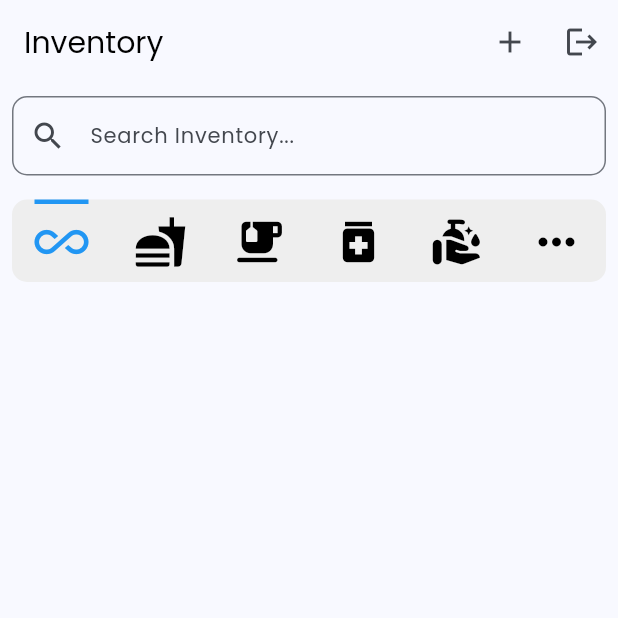
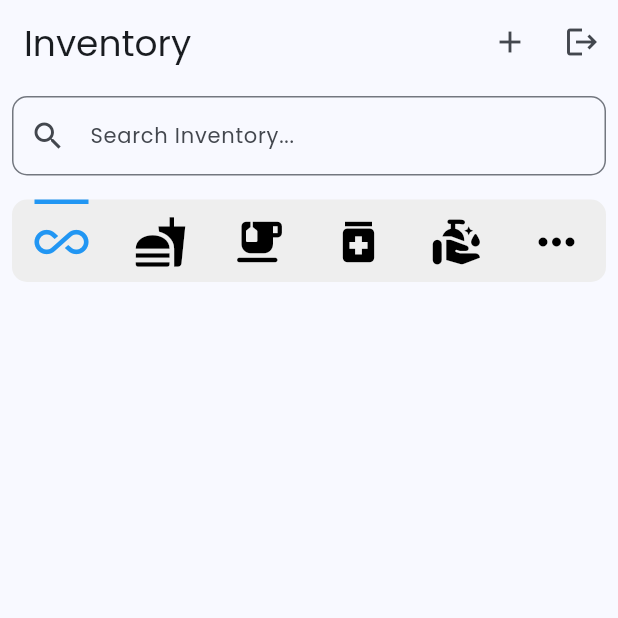
Before and after one commit to BojanaMarojevikj/ExpiRemind, a Flutter app: the screen it shows once a user with an empty profile is signed in, on a phone screen of 412 x 824 dp, the top half of it. Run offline on Flutter 3.47's test engine with Material 3 defaults, Android fonts, the phone set to English and light mode, and no system bars; our stand-ins replace cloud_firestore, envied, firebase_auth, firebase_core, google_fonts; accounts and stored records are empty; generated files the repository leaves out were written again.

Commit message:
font fix

```diff
--- a/lib/main.dart
+++ b/lib/main.dart
@@ -68,7 +68,7 @@ class _MyAppState extends State<MyApp> {
             fontWeight: FontWeight.bold,
           ),
           titleLarge: GoogleFonts.poppins(
-            fontSize: 16,
+            fontSize: 24,
           ),
           bodyMedium: GoogleFonts.poppins(),
           displaySmall: GoogleFonts.poppins(),
--- a/lib/presentation/screens/inventory_screen.dart
+++ b/lib/presentation/screens/inventory_screen.dart
@@ -3,7 +3,6 @@ import 'package:expiremind/domain/models/product.dart';
 import 'package:expiremind/presentation/screens/product_details_screen.dart';
 import 'package:firebase_auth/firebase_auth.dart';
 import 'package:flutter/material.dart';
-import 'package:google_fonts/google_fonts.dart';
 import '../../domain/enums/product_category.dart';
 import '../widgets/add_product_form.dart';
 import '../widgets/category_icon_selector.dart';
@@ -17,6 +16,7 @@ class InventoryScreen extends StatefulWidget {
   @override
   State<InventoryScreen> createState() => _InventoryScreenState();
 }
+
 class _InventoryScreenState extends State<InventoryScreen> {
   final ProductService _productService = ProductService();
 
@@ -56,8 +56,10 @@ class _InventoryScreenState extends State<InventoryScreen> {
   void _filterProducts() {
     setState(() {
       _filteredList = _productList.where((product) {
-        final matchesCategory = _selectedCategory == null || product.category == _selectedCategory;
-        final matchesSearchText = product.name.toLowerCase().contains(_searchText.toLowerCase());
+        final matchesCategory =
+            _selectedCategory == null || product.category == _selectedCategory;
+        final matchesSearchText =
+            product.name.toLowerCase().contains(_searchText.toLowerCase());
         return matchesCategory && matchesSearchText;
       }).toList();
     });
@@ -67,11 +69,7 @@ class _InventoryScreenState extends State<InventoryScreen> {
   Widget build(BuildContext context) {
     return Scaffold(
       appBar: AppBar(
-        title: Text(
-          'Inventory',
-          style: GoogleFonts.poppins(
-              textStyle: const TextStyle(color: Colors.black, fontSize: 20.0)),
-        ),
+        title: const Text('Inventory'),
         actions: [
           IconButton(
             icon: const Icon(Icons.add),
@@ -121,7 +119,8 @@ class _InventoryScreenState extends State<InventoryScreen> {
                     final result = await Navigator.push(
                       context,
                       MaterialPageRoute(
-                        builder: (context) => ProductDetailsScreen(product: product),
+                        builder: (context) =>
+                            ProductDetailsScreen(product: product),
                       ),
                     );
 
```
Also changed, not shown: lib/presentation/screens/recipes_screen.dart (+3 -8 lines).
